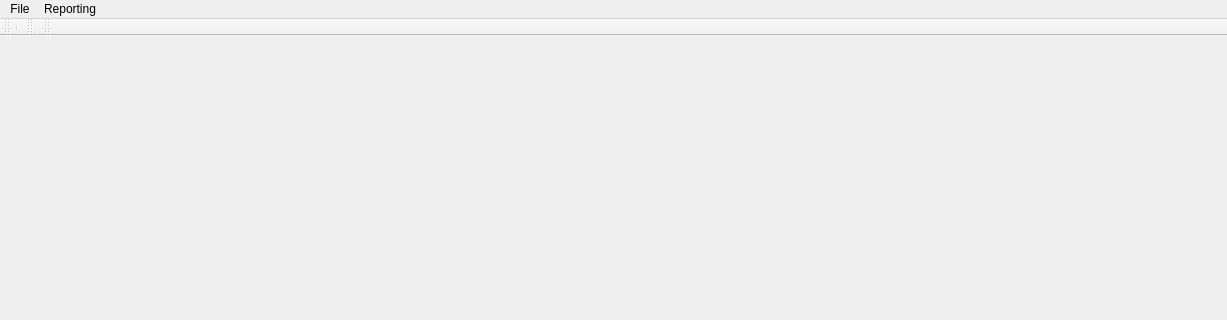
Above: interfaces/GUI/uifiles/registrydecoder.ui from PKRoma/registrydecoder before the change; both pictures show x 0 to 1227 and y 0 to 320 of the 1227 by 888 pixel window. Below: the same form after it.
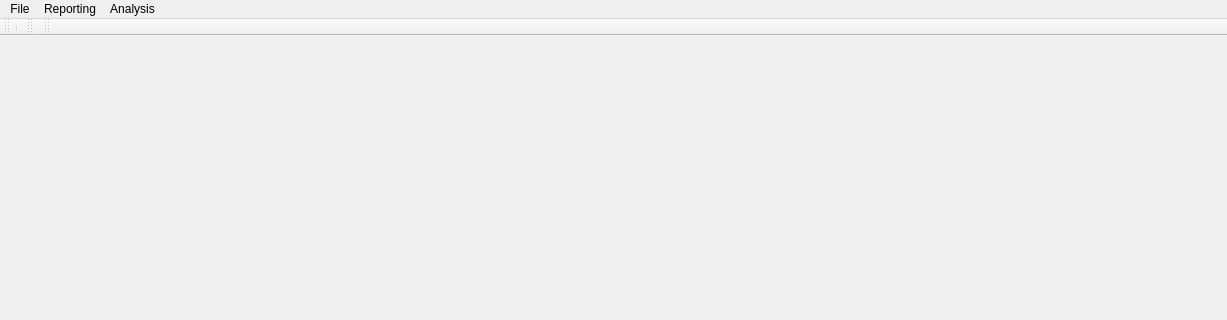
That is the form after the change. The open tabs and pages were chosen to show the change.

Commit message: make drop down option for plugin dirs in GUI

Patch:
```diff
--- a/interfaces/GUI/uifiles/registrydecoder.ui
+++ b/interfaces/GUI/uifiles/registrydecoder.ui
@@ -1457,8 +1457,15 @@
     <addaction name="actionExport_Paths"/>
     <addaction name="actionExport_Plugins_and_Searches"/>
    </widget>
+   <widget class="QMenu" name="menuAnalysis">
+    <property name="title">
+     <string>Analysis</string>
+    </property>
+    <addaction name="actionPlugins_Directory"/>
+   </widget>
    <addaction name="FileMenu"/>
    <addaction name="menuActions"/>
+   <addaction name="menuAnalysis"/>
   </widget>
   <action name="actionOpen_Case">
    <property name="text">
```
Left out of the diff: 7 changed lines with no effect on the pictures. The commit also changes 4 other files.
